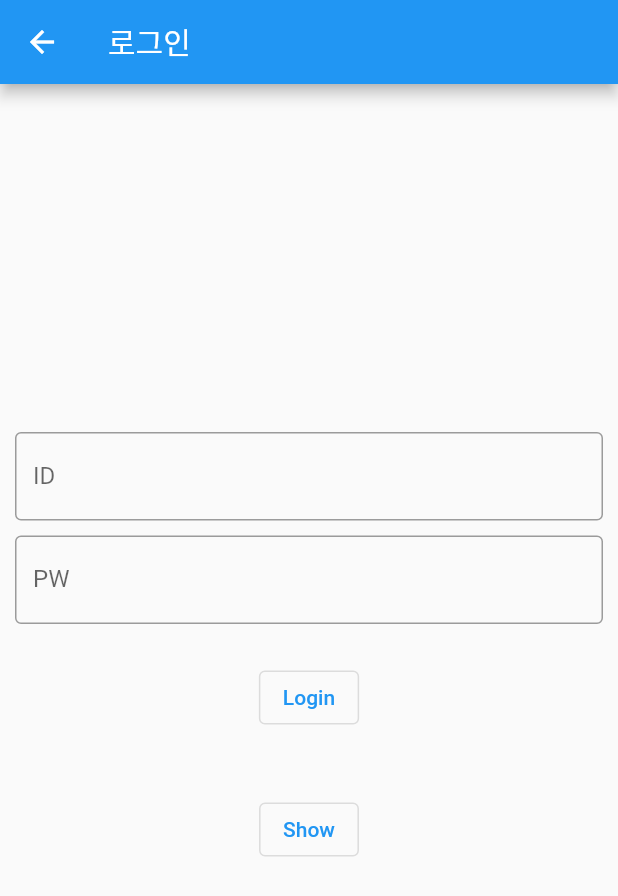
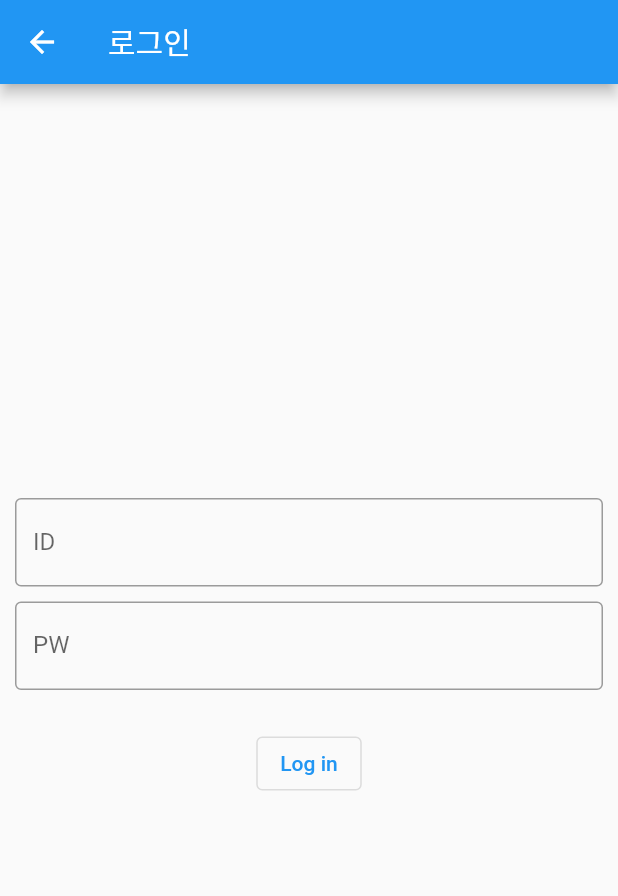
Before and after one commit to JayHyeon/Flutter, a Flutter app: the screen it shows after launch, item 4 of the bottom bar chosen, after a tap on "Log in", on a phone screen of 412 x 824 dp. Shown: the top 896 px of the screen. Run offline on Flutter 3.47's test engine with Material 2 defaults, Android fonts, the phone set to English and light mode, and no system bars; our stand-ins replace cloud_firestore, firebase_core, flutter_secure_storage, get; missing offline and left inert: scrolling_page_indicator; accounts and stored records are empty.

Commit message:
데이터 불러오기 및 로그인 상태로 체크하는 기능 추가

```diff
--- a/lib/container/mainContainer.dart
+++ b/lib/container/mainContainer.dart
@@ -32,15 +32,21 @@ class MainContainerState extends State<MainContainer> {
     )
   ];
 
-  List screens = [
-    const HomeScreen(),
-    const GridScreen(),
-    const WishScreen(),
-    const MypageScreen()
-  ];
+  void indexChangeCallback(int index) {
+    setState(() {
+      selectedIndex = index;
+    });
+  }
 
   @override
   Widget build(BuildContext context) {
+    List screens = [
+      const HomeScreen(),
+      const GridScreen(),
+      const WishScreen(),
+      MypageScreen(indexChangeCallback: indexChangeCallback)
+    ];
+
     return Scaffold(
       appBar: AppBar(
         title: const Text('메인페이지'),
--- a/lib/item/postItem.dart
+++ b/lib/item/postItem.dart
@@ -1,9 +1,12 @@
 import 'dart:math';
 import 'package:flutter/material.dart';
+import 'package:mypetdiary/models/postModel.dart';
 import 'package:scrolling_page_indicator/scrolling_page_indicator.dart';
 
 class PostItem extends StatefulWidget {
-  const PostItem({Key? key}) : super(key: key);
+  const PostItem(Post this.post, {Key? key}) : super(key: key);
+
+  final post;
 
   @override
   PostItemState createState() => PostItemState();
@@ -12,7 +15,6 @@ class PostItem extends StatefulWidget {
 class PostItemState extends State<PostItem> {
   late int pageLength;
   late int currentPageIndex;
-  late double initRatio;
 
   PageController mController = PageController();
 
@@ -30,7 +32,6 @@ class PostItemState extends State<PostItem> {
   void initState() {
     pageLength = 1 + Random().nextInt(5);
     currentPageIndex = 0;
-    initRatio = range[Random().nextInt(16)] * 0.1;
 
     super.initState();
   }
@@ -47,16 +48,16 @@ class PostItemState extends State<PostItem> {
           mainAxisAlignment: MainAxisAlignment.spaceBetween,
           children: [
             Row(
-              children: const [
-                CircleAvatar(
+              children: [
+                const CircleAvatar(
                   radius: 15,
                   backgroundImage: NetworkImage(
                       'https://www.woolha.com/media/2020/03/eevee.png'),
                 ),
-                SizedBox(
+                const SizedBox(
                   width: 5,
                 ),
-                Text('100sucoding'),
+                Text(widget.post.authorName),
               ],
             ),
             const Icon(Icons.subject),
@@ -64,12 +65,12 @@ class PostItemState extends State<PostItem> {
         ),
       ),
       AspectRatio(
-        aspectRatio: initRatio,
+        aspectRatio: widget.post.firstPicWidth / widget.post.firstPicHeight,
         child: Stack(children: [
           PageView.builder(
             itemBuilder: (BuildContext context, int index) {
               return Image.network(
-                images[Random().nextInt(5)],
+                widget.post.firstPicUrl,
                 fit: BoxFit.cover,
               );
             },
@@ -149,11 +150,15 @@ class PostItemState extends State<PostItem> {
             ],
           )),
       Container(
-          padding: const EdgeInsets.symmetric(horizontal: 10, vertical: 10),
+          padding: const EdgeInsets.only(left: 10, right: 10, top: 10),
           width: MediaQuery.of(context).size.width,
           color: Colors.white10,
-          child: const Text(
-              "CONTENT CONTENT CONTENT CONTENT CONTENT CONTENT CONTENT CONTENT CONTENT CONTENT CONTENT ")),
+          child: Text(widget.post.title)),
+      Container(
+          padding: const EdgeInsets.only(left: 10, right: 10, bottom: 10),
+          width: MediaQuery.of(context).size.width,
+          color: Colors.white10,
+          child: Text(widget.post.content)),
       Container(
           padding: const EdgeInsets.symmetric(horizontal: 10),
           width: MediaQuery.of(context).size.width,
--- a/lib/screen/homeScreen.dart
+++ b/lib/screen/homeScreen.dart
@@ -1,5 +1,9 @@
 import 'package:flutter/material.dart';
+import 'package:get/get.dart';
+import 'package:cloud_firestore/cloud_firestore.dart';
+import 'package:mypetdiary/container/postCreateContainer.dart';
 import 'package:mypetdiary/item/postItem.dart';
+import 'package:mypetdiary/models/postModel.dart';
 
 class HomeScreen extends StatefulWidget {
   const HomeScreen({Key? key}) : super(key: key);
@@ -9,18 +13,71 @@ class HomeScreen extends StatefulWidget {
 }
 
 class HomeScreenState extends State<HomeScreen> {
+  FirebaseFirestore firestore = FirebaseFirestore.instance;
+
+  List<Post> posts = [];
+
+  @override
+  void initState() {
+    getPostList();
+    super.initState();
+  }
+
+  void getPostList() async {
+    await firestore
+        .collection('posts')
+        .orderBy('createAt', descending: true)
+        .get()
+        .then(
+            (res) => {
+                  if (res.docs.isEmpty)
+                    {print("no data")}
+                  else
+                    {
+                      res.docs.forEach((element) {
+                        setState(() {
+                          posts.add(Post.fromFirestore(element, null));
+                        });
+                      })
+                    }
+                },
+            onError: (e) => print('error'));
+  }
+
   @override
   Widget build(BuildContext context) {
-    return Container(
-        child: ListView.separated(
-            itemCount: 30,
+    return Stack(
+      children: [
+        ListView.separated(
+            itemCount: posts.length,
             itemBuilder: (BuildContext context, int index) {
-              return const PostItem();
+              return PostItem(posts[index]);
             },
             separatorBuilder: (BuildContext context, int index) {
               return const SizedBox(
                 height: 10,
               );
-            }));
+            }),
+        Align(
+          alignment: Alignment.bottomRight,
+          child: GestureDetector(
+              onTap: () {
+                Get.to(const PostCreateContainer());
+              },
+              child: Container(
+                margin: const EdgeInsets.all(18),
+                width: 50,
+                height: 50,
+                decoration: BoxDecoration(
+                    borderRadius: BorderRadius.circular(1000),
+                    color: Colors.blue),
+                child: const Icon(
+                  Icons.add,
+                  color: Colors.white,
+                ),
+              )),
+        )
+      ],
+    );
   }
 }
--- a/lib/screen/loginScreen.dart
+++ b/lib/screen/loginScreen.dart
@@ -2,7 +2,10 @@ import 'dart:convert';
 import 'package:cloud_firestore/cloud_firestore.dart';
 import 'package:flutter/material.dart';
 import 'package:flutter_secure_storage/flutter_secure_storage.dart';
+import 'package:mypetdiary/container/mainContainer.dart';
 import 'package:mypetdiary/dialog/alertDialog.dart';
+import 'package:get/get.dart';
+import 'package:mypetdiary/global.dart';
 
 class LoginScreen extends StatefulWidget {
   const LoginScreen({Key? key}) : super(key: key);
@@ -44,12 +47,9 @@ class LoginScreenState extends State<LoginScreen> {
     jsonObject["pw"] = data['pw'];
     jsonObject["name"] = data['name'];
 
-    storage.write(key: "login", value: jsonEncode(jsonObject).toString());
-  }
-
-  void showLoginInfo() async {
-    String? jsonString = await storage.read(key: "login");
-    Map<String, dynamic> loginInfo = jsonDecode(jsonString!);
+    storage
+        .write(key: "login", value: jsonEncode(jsonObject).toString())
+        .then((value) => {Get.off(const MainContainer())});
   }
 
   @override
@@ -79,21 +79,14 @@ class LoginScreenState extends State<LoginScreen> {
               controller: pwController,
             )),
         Container(
-            padding: const EdgeInsets.symmetric(horizontal: 10, vertical: 20),
-            child: OutlinedButton(
-              onPressed: () {
-                requestLogin();
-              },
-              child: const Text("Login"),
-            )),
-        Container(
-            padding: const EdgeInsets.symmetric(horizontal: 10, vertical: 20),
-            child: OutlinedButton(
-              onPressed: () {
-                showLoginInfo();
-              },
-              child: const Text("Show"),
-            )),
+          padding: const EdgeInsets.symmetric(horizontal: 10, vertical: 20),
+          child: OutlinedButton(
+            onPressed: () {
+              requestLogin();
+            },
+            child: const Text("Log in"),
+          ),
+        ),
       ],
     );
   }
--- a/lib/screen/mypageScreen.dart
+++ b/lib/screen/mypageScreen.dart
@@ -1,11 +1,13 @@
 import 'package:flutter/material.dart';
 import 'package:get/get.dart';
-import 'dart:convert';
 import 'package:flutter_secure_storage/flutter_secure_storage.dart';
+import 'package:mypetdiary/global.dart';
 import 'package:mypetdiary/container/loginContainer.dart';
 
 class MypageScreen extends StatefulWidget {
-  const MypageScreen({Key? key}) : super(key: key);
+  const MypageScreen({Key? key, required this.indexChangeCallback})
+      : super(key: key);
+  final Function(int index) indexChangeCallback;
 
   @override
   MypageScreenState createState() => MypageScreenState();
@@ -13,6 +15,9 @@ class MypageScreen extends StatefulWidget {
 
 class MypageScreenState extends State<MypageScreen> {
   static final storage = FlutterSecureStorage();
+
+  bool visibleLoginBtn = true;
+  bool visibleLogoutBtn = false;
 
   @override
   void initState() {
@@ -22,10 +27,28 @@ class MypageScreenState extends State<MypageScreen> {
   }
 
   void loginCheck() async {
-    String? jsonString = await storage.read(key: "login");
-    if (jsonString != null) {
-      Map<String, dynamic> loginInfo = jsonDecode(jsonString);
+    getLoginInfo().then((res) => {
+          if (res.isNotEmpty)
+            {
+              setState(() {
+                visibleLoginBtn = false;
+                visibleLogoutBtn = true;
+              })
             }
+          else
+            {
+              setState(() {
+                visibleLoginBtn = true;
+                visibleLogoutBtn = false;
+              })
+            }
+        });
+  }
+
+  void requestLogout() {
+    storage
+        .delete(key: "login")
+        .then((value) => {widget.indexChangeCallback(0)});
   }
 
   @override
@@ -33,7 +56,9 @@ class MypageScreenState extends State<MypageScreen> {
     return Stack(
       children: [
         const Text("Mypage"),
-        Align(
+        Visibility(
+            visible: visibleLoginBtn,
+            child: Align(
               alignment: Alignment.center,
               child: GestureDetector(
                 onTap: () {
@@ -41,7 +66,18 @@ class MypageScreenState extends State<MypageScreen> {
                 },
                 child: const Text('Log in'),
               ),
-        )
+            )),
+        Visibility(
+            visible: visibleLogoutBtn,
+            child: Align(
+              alignment: Alignment.center,
+              child: GestureDetector(
+                onTap: () {
+                  requestLogout();
+                },
+                child: const Text('Log out'),
+              ),
+            )),
       ],
     );
   }
```
Also changed, not shown: lib/container/postCreateContainer.dart (added, +21 -0 lines), lib/global.dart (+94 -0 lines), lib/models/postModel.dart (added, +83 -0 lines), lib/screen/postCreateScreen.dart (added, +106 -0 lines). Lines whose indentation alone changed are shown as unchanged.
